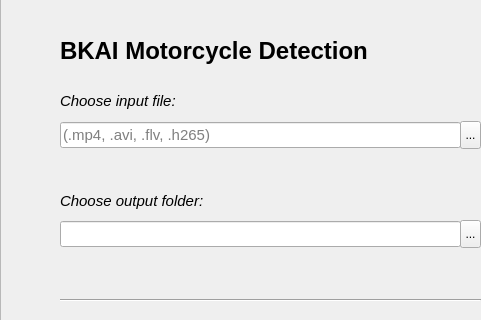
Above: src/view/home_page.ui from BKAI-Team-Thay-Linh/BKAI-Demo-Motorbike-PyQT before the change; both pictures show x 0 to 481 and y 0 to 320 of the 1054 by 651 pixel window. Below: the same form after it.
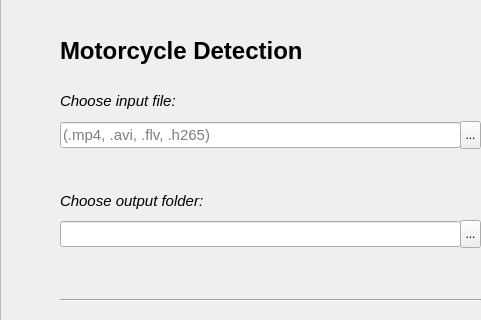
That is the form after the change. Icons and pictures are not drawn.

What changed in the file:
```diff
--- a/src/view/home_page.ui
+++ b/src/view/home_page.ui
@@ -298,7 +298,7 @@
       </font>
      </property>
      <property name="text">
-      <string>BKAI Motorcycle Detection</string>
+      <string>Motorcycle Detection</string>
      </property>
     </widget>
     <widget class="QTextEdit" name="log_area">
```
